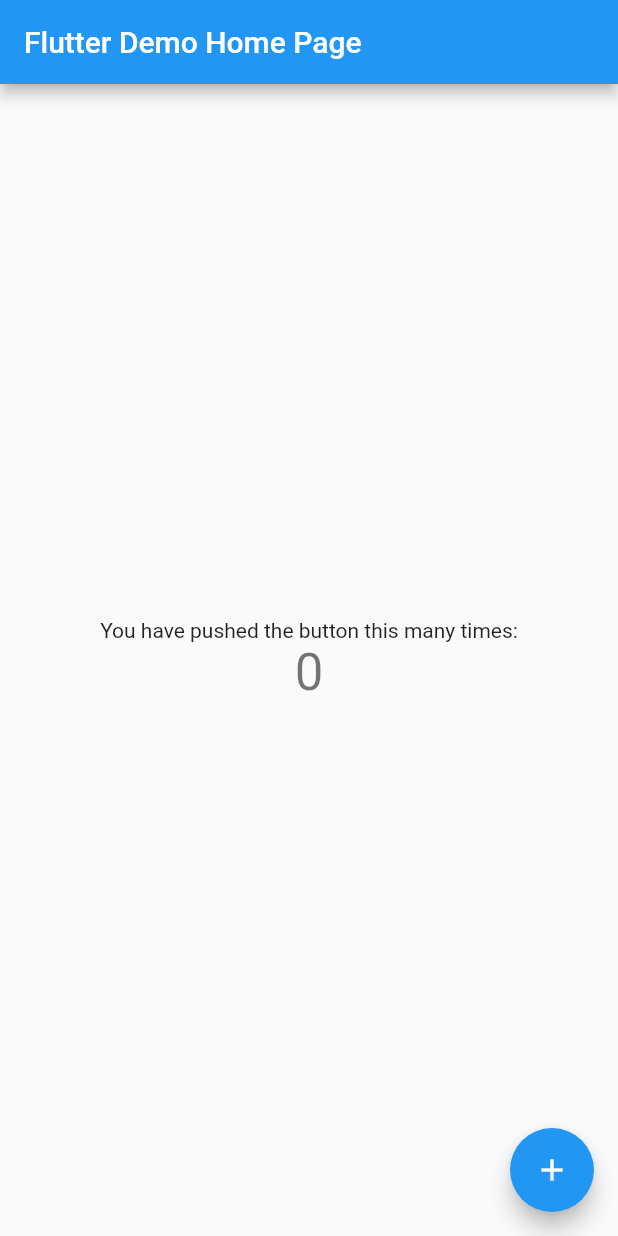
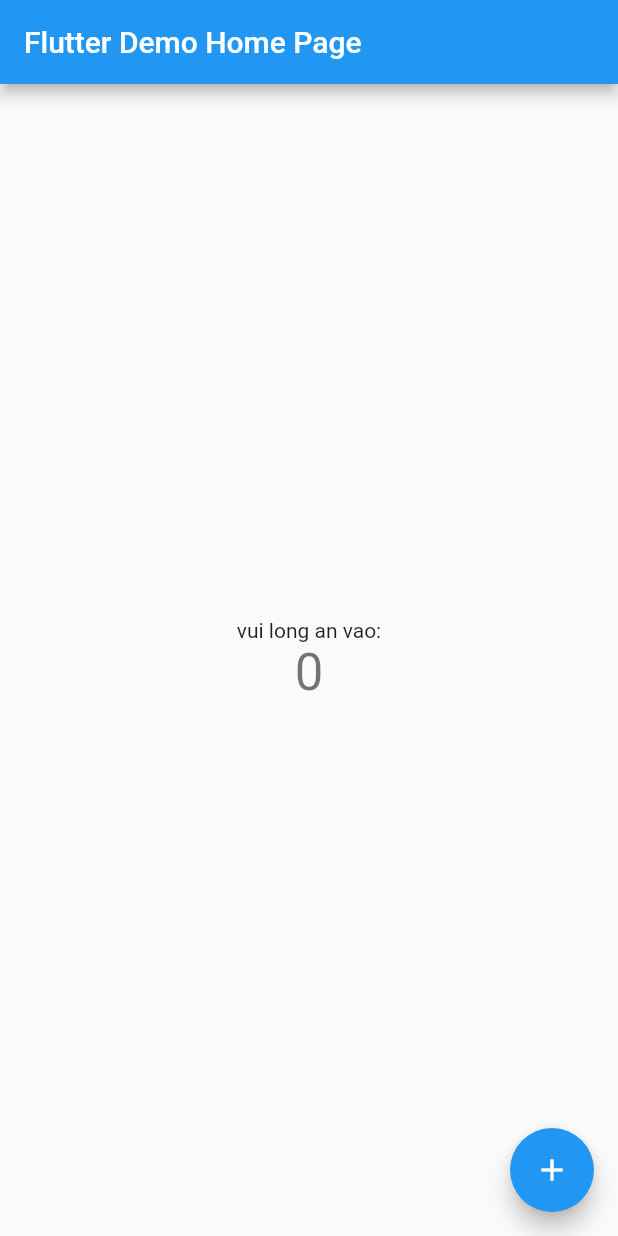
Before and after one commit to tranminhtuand2/fluter-widgetb1, a Flutter app: the screen it shows after launch, on a phone screen of 412 x 824 dp. Run offline on Flutter 3.47's test engine with Material 2 defaults, Android fonts, the phone set to English and light mode, and no system bars.

Commit message:
them screen

```diff
--- a/lib/main.dart
+++ b/lib/main.dart
@@ -96,7 +96,7 @@ class _MyHomePageState extends State<MyHomePage> {
           mainAxisAlignment: MainAxisAlignment.center,
           children: <Widget>[
             const Text(
-              'You have pushed the button this many times:',
+              'vui long an vao:',
             ),
             Text(
               '$_counter',
--- /dev/null
+++ b/lib/screen.dart
@@ -0,0 +1 @@
+import 'package:flutter/material.dart';
```
